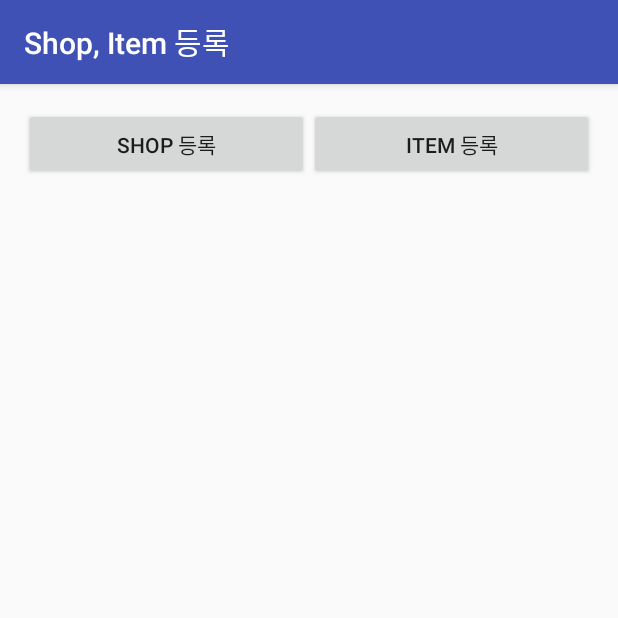
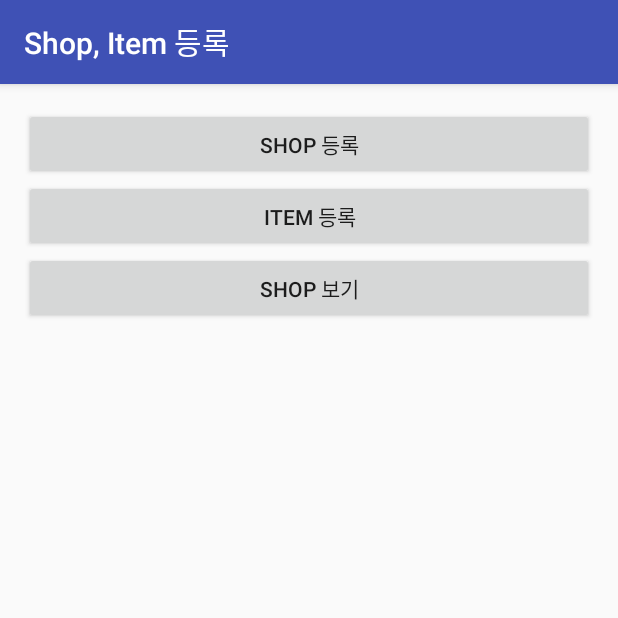
Before and after one commit to lowcrash33/ShopItemClient, an Android app: the screen it shows after launch (MainActivity), on a phone screen of 412 x 824 dp, the top half of it. Run offline under Robolectric (Android 15) with nearby library versions, the phone set to English and light mode, and no system bars.

Commit message:
Shop show module added

```diff
--- a/app/build.gradle
+++ b/app/build.gradle
@@ -37,3 +37,7 @@ dependencies {
     compile 'com.android.support:appcompat-v7:25.1.0'
     compile 'com.google.code.gson:gson:2.7'
 }
+dependencies {
+    compile 'com.google.android.gms:play-services:4.2.42'
+    compile 'com.android.support:appcompat-v7:25.+'
+}
--- a/app/src/main/java/com/Network/HttpClient.java
+++ b/app/src/main/java/com/Network/HttpClient.java
@@ -1,4 +1,6 @@
 package com.Network;
+import android.util.Log;
+
 import java.io.BufferedReader;
 import java.io.IOException;
 import java.io.InputStreamReader;
@@ -69,6 +71,7 @@ public class HttpClient {
 
     private void setRequestMethod(HttpURLConnection connection) {
         try {
+            Log.d("HTTP", "Request method : " + builder.getMethod());
             connection.setRequestMethod(builder.getMethod());
         } catch (ProtocolException e) {
             e.printStackTrace();
--- a/app/src/main/java/com/bigpicture/hje/scan/MainActivity.java
+++ b/app/src/main/java/com/bigpicture/hje/scan/MainActivity.java
@@ -5,10 +5,11 @@ import android.app.Activity;
 import android.content.Context;
 import android.content.Intent;
 import android.content.pm.PackageManager;
+import android.os.Bundle;
 import android.support.v4.app.ActivityCompat;
 import android.support.v4.content.ContextCompat;
 import android.support.v7.app.AppCompatActivity;
-import android.os.Bundle;
+import android.util.Log;
 import android.view.View;
 import android.widget.Button;
 import android.widget.Toast;
@@ -47,9 +48,7 @@ public class MainActivity extends AppCompatActivity {
                 //바코드 화면에서 카메라 써야되는데 그전에 써도되는지 허락 받는거
                 //사용자가 이 앱에서 카메라 사용을 허락했는지 확인
                 if(ContextCompat.checkSelfPermission(context, Manifest.permission.CAMERA) == PackageManager.PERMISSION_GRANTED){
-                    //쓴다고 했으면 zxing의 바코드 촬영 화면으로 전환
                     Intent intent = new Intent("com.google.zxing.client.android.SCAN");
-                    //위 지도맵 이동과 다르게 명령을 날릴때 아래와 같이 key-value 형식으로 값을 싸서 보낼수있음
                     intent.putExtra("SCAN_MODE", "ALL");
                     startActivityForResult(intent, 0);
                 }else{
@@ -57,26 +56,36 @@ public class MainActivity extends AppCompatActivity {
                     ActivityCompat.requestPermissions((Activity) context,new String[]{Manifest.permission.CAMERA},0);
                 }
             } });
+
+        Button button_show = (Button) findViewById(R.id.button_show);
+        button_show.setOnClickListener(new Button.OnClickListener() {
+            @Override
+            public void onClick(View view) {
+                //intent는 현재 화면에서 특정 지시를 Broadcasting,  여기서는 화면 전환
+                Intent intent = new Intent(context, ShopMapsActivity.class);
+                //지도 액티비티로 이동
+                startActivity(intent);
+            } });
     }
 
-    //바코드를 찍고 바코드 값 추출 후 다시 메인화면으로 돌아오면서 바코드 값을 돌려줌
-    //메인화면으로 다시 돌아왔을때 아래 함수 자동으로 호출 됨
-    @Override
     protected void onActivityResult(int requestCode, int resultCode, Intent data) {
-
         if(requestCode == 0) {
             //정상적으로 바코드 값을 가져왔으면
             if(resultCode == Activity.RESULT_OK)
             {
                 //되돌아온 Intent에서 key를 통해 value를 가져옴(바코드 숫자)
-                String contents = data.getStringExtra("SCAN_RESULT");
+                String scanCode = data.getStringExtra("SCAN_RESULT");
+                Log.i("Barcode", "Scan result : "+scanCode);
                 //토스트라고 화면하단에 잠깐 보여주고 없어지는거. 바코드 숫자 확인. 간단히 무슨 값 확인할때 좋음
-                Toast.makeText (context, contents, Toast.LENGTH_LONG).show();
-
+                Toast.makeText (context, "Barcode : "+ scanCode, Toast.LENGTH_LONG).show();
+                showItemDialog();
             }
-
         }
-
         super.onActivityResult(requestCode, resultCode, data);
     }
+
+
+    private void showItemDialog() {
+
+    }
 }
--- a/app/src/main/java/com/bigpicture/hje/scan/ShopDialog.java
+++ b/app/src/main/java/com/bigpicture/hje/scan/ShopDialog.java
@@ -15,6 +15,7 @@ import android.widget.Toast;
 
 import com.Network.NetworkTask;
 import com.VO.Shop;
+import com.common.Scan;
 
 import java.util.HashMap;
 import java.util.Map;
@@ -81,7 +82,7 @@ public class ShopDialog extends Dialog {
                 else {
                     shop = new Shop(name, lat, lng, shop_type, edittext_shop_info.getText().toString(), shop_vendor);
 
-                    NetworkTask networkTask = new NetworkTask(context);
+                    NetworkTask networkTask = new NetworkTask(context, Scan.shopAdd);
 
                     Map<String, String> params = new HashMap<String, String>();
                     params.put("shop_name", name);
--- a/app/src/main/java/com/common/Scan.java
+++ b/app/src/main/java/com/common/Scan.java
@@ -10,4 +10,10 @@ public class Scan {
 
     public static String shopAdd = "/shop/add";
     public static String shopScan = "/shop/scan";
+
+    public static Double lat= 37.491,lng=127.020; //해커톤 위,경도
+    public static float scanDist = 1.0f;  //기본 스캔반경
+
+    public static final String BR_ShopList = "bigpicture.hje.scan.SHOP_LIST";
+    public static final String KEY_ShopList = "SHOP_LIST";
 }
--- a/app/src/main/res/layout/activity_main.xml
+++ b/app/src/main/res/layout/activity_main.xml
@@ -1,5 +1,5 @@
 <?xml version="1.0" encoding="utf-8"?>
-<RelativeLayout xmlns:android="http://schemas.android.com/apk/res/android"
+<LinearLayout xmlns:android="http://schemas.android.com/apk/res/android"
     xmlns:tools="http://schemas.android.com/tools"
     android:id="@+id/activity_main"
     android:layout_width="match_parent"
@@ -7,25 +7,33 @@
     android:paddingBottom="@dimen/activity_vertical_margin"
     android:paddingLeft="@dimen/activity_horizontal_margin"
     android:paddingRight="@dimen/activity_horizontal_margin"
+    android:orientation="vertical"
     android:paddingTop="@dimen/activity_vertical_margin"
     tools:context="com.bigpicture.hje.scan.MainActivity">
 
+
+
     <LinearLayout
+        android:orientation="vertical"
         android:layout_width="match_parent"
         android:layout_height="wrap_content">
         <Button
             android:id="@+id/button_shop"
-            android:layout_weight="1"
             android:layout_height="wrap_content"
-            android:layout_width="0dp"
+            android:layout_width="match_parent"
             android:text="Shop 등록"
             />
         <Button
             android:id="@+id/button_item"
-            android:layout_weight="1"
             android:layout_height="wrap_content"
-            android:layout_width="0dp"
+            android:layout_width="match_parent"
             android:text="Item 등록"
+        />
+        <Button
+            android:id="@+id/button_show"
+            android:layout_height="wrap_content"
+            android:layout_width="match_parent"
+            android:text="Shop 보기"
             />
     </LinearLayout>
-</RelativeLayout>
+</LinearLayout>
--- a/app/src/main/res/values/strings.xml
+++ b/app/src/main/res/values/strings.xml
@@ -140,4 +140,5 @@
     <string name="sbc_name">Google Book Search</string>
     <string name="wifi_changing_network">Requesting connection to network\u2026</string>
     <string name="title_activity_maps">Map</string>
+    <string name="title_activity_shop_maps">Map</string>
 </resources>
```
Also changed, not shown: app/src/main/java/com/Network/NetworkTask.java (+20 -7 lines), app/src/main/java/com/VO/Shop.java (+13 -3 lines), app/src/main/java/com/bigpicture/hje/scan/MapsActivity.java (+5 -4 lines).
